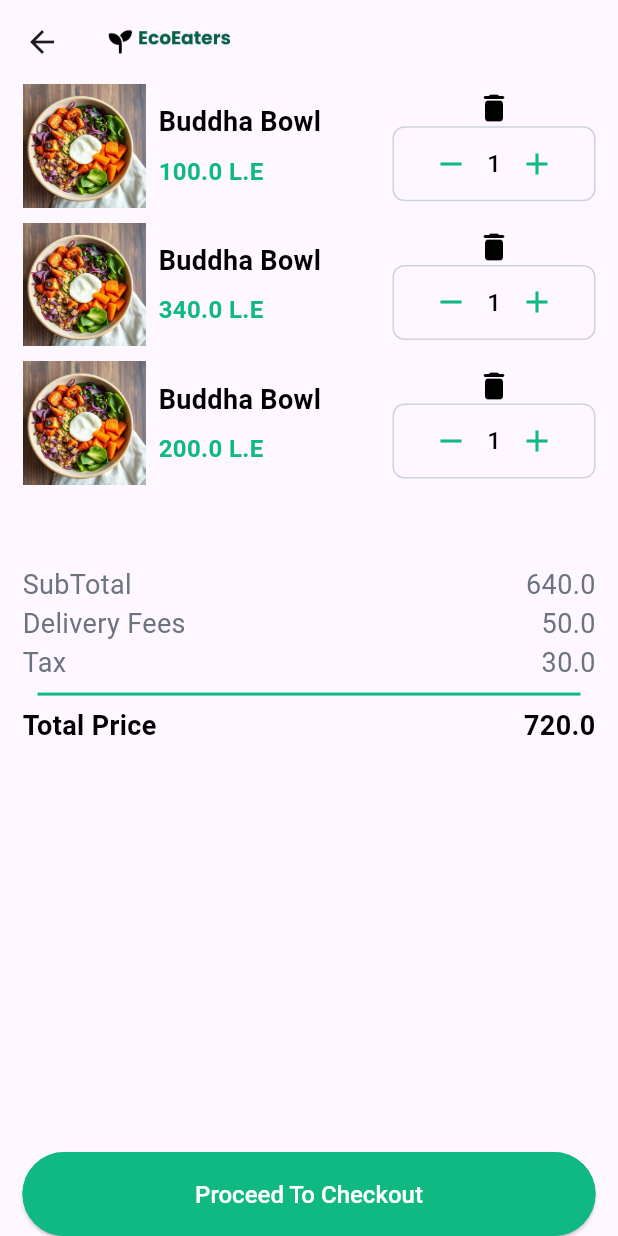
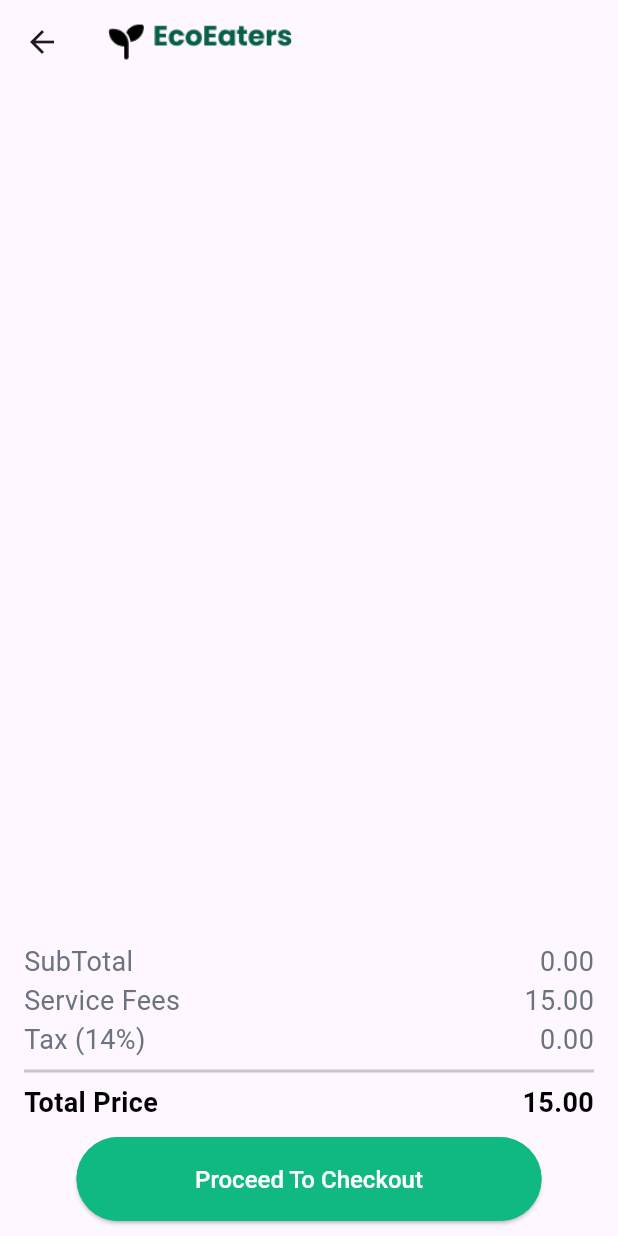
Before and after one commit to Faridaessam1/eco, a Flutter app: the CartTab screen opened directly, on a phone screen of 412 x 824 dp. Run offline on Flutter 3.47's test engine with Material 3 defaults, Android fonts, the phone set to English and light mode, and no system bars; our stand-ins replace animated_custom_dropdown, bot_toast, cloud_firestore, firebase_auth, firebase_core, flutter_easyloading and 4 more; accounts and stored records are empty; generated files the repository leaves out were written again.

Commit message:
finish cart logic

```diff
--- a/lib/ui/customer/cartTab/cart_tab.dart
+++ b/lib/ui/customer/cartTab/cart_tab.dart
@@ -1,189 +1,81 @@
-
 import 'package:eco_eaters_app_3/ui/customer/cartTab/widgets/food_card_widget.dart';
 import 'package:flutter/material.dart';
-
-import '../../../Data/food_card_in_cart_tab_data.dart';
+import 'package:provider/provider.dart';
 import '../../../core/constants/app_assets.dart';
 import '../../../core/constants/app_colors.dart';
+import '../../../core/providers/cart_provider.dart';
 import '../../../core/widgets/custom_elevated_button.dart';
 
-class CartTab extends StatefulWidget {
+class CartTab extends StatelessWidget {
+  @override
+  Widget build(BuildContext context) {
+    final cartProvider = Provider.of<CartProvider>(context);
+    final cardData = cartProvider.cartItems;
 
+    var height = MediaQuery.of(context).size.height;
+    double subtotal = cartProvider.subtotal;
 
-  @override
-  State<CartTab> createState() => _CartTabState();
+    // Dynamic service fee calculation
+    double serviceFees;
+    if (subtotal < 100) {
+      serviceFees = 15;
+    } else if (subtotal < 200) {
+      serviceFees = 20;
+    } else {
+      serviceFees = 35;
     }
 
-class _CartTabState extends State<CartTab> {
-List<FoodCardInCartTabData> cardData=[
-    FoodCardInCartTabData(
-      foodImgPath: AppAssets.recentlyAddedImg,
-      foodName: "Buddha Bowl",
-      foodPrice:100,
-      foodQuantity: 1,
-    ),
-  FoodCardInCartTabData(
-      foodImgPath: AppAssets.recentlyAddedImg,
-      foodName: "Buddha Bowl",
-      foodPrice:340,
-      foodQuantity: 1,
-    ),
-  FoodCardInCartTabData(
-      foodImgPath: AppAssets.recentlyAddedImg,
-      foodName: "Buddha Bowl",
-      foodPrice:200,
-      foodQuantity: 1,
-    ),
-  ];
-  void increment(int index) {
-    setState(() {
-      cardData[index].foodQuantity++;
+    double tax = subtotal * 0.14;
+    double totalPrice = subtotal + serviceFees + tax;
 
-    });
-  }
-
-  void decrement(int index) {
-      setState(() {
-        cardData[index].foodQuantity--;
-      });
-
-  }
-double calculateSubtotal() {
-  return cardData.fold(
-           0,
-          (sum, item) => sum + (item.foodQuantity * item.foodPrice));
-}
-
-  @override
-  Widget build(BuildContext context) {
-    var height = MediaQuery.of(context).size.height;
-    double subtotal = calculateSubtotal();
-    double deliveryFees = 50;
-    double tax = 30;
-    double totalPrice = subtotal + deliveryFees + tax;
     return Scaffold(
       appBar: AppBar(
         title: Image.asset(
           AppAssets.appLogo,
-          height: height * 0.02,
+          height: height * 0.03,
         ),
       ),
-      body: Padding(
-        padding: const EdgeInsets.symmetric(horizontal: 15),
-        child: Column(
-          crossAxisAlignment: CrossAxisAlignment.start,
+      body: Column(
         children: [
+          // Cart items list takes remaining available height
           Expanded(
+            child: Padding(
+              padding: const EdgeInsets.symmetric(horizontal: 5),
               child: ListView.separated(
                 itemBuilder: (BuildContext context, int index) =>
                     FoodCardWidget(
                   foodData: cardData[index],
-                  onIncrement:() => increment(index),
-                  onDecrement:() => decrement(index),
+                  onIncrement: () => cartProvider.increment(index),
+                  onDecrement: () => cartProvider.decrement(index),
+                  onDelete: () => cartProvider.removeFromCart(index),
                 ),
-                separatorBuilder: (BuildContext context, int index) => SizedBox(height: 10,),
+                separatorBuilder: (BuildContext context, int index) =>
+                    const SizedBox(height: 10),
                 itemCount: cardData.length,
               ),
             ),
-            SizedBox(
-              height: height * 0.06,
           ),
-            Row(
+
+          // Price summary and checkout button fixed at bottom
+          SafeArea(
+            child: Padding(
+              padding: const EdgeInsets.symmetric(horizontal: 16, vertical: 10),
+              child: Column(
+                crossAxisAlignment: CrossAxisAlignment.start,
                 children: [
-                Text(
-                  "SubTotal",
-                  style: TextStyle(
-                    color: AppColors.darkGrey,
-                    fontWeight: FontWeight.w400,
-                    fontSize: 18,
+                  _buildRow("SubTotal", subtotal),
+                  _buildRow("Service Fees", serviceFees),
+                  _buildRow("Tax (14%)", tax),
+                  const Divider(
+                    thickness: 2,
                   ),
-                ),
-                Spacer(),
-                Text(subtotal.toString(),
-                  style: TextStyle(
-                    color: AppColors.darkGrey,
-                    fontWeight: FontWeight.w400,
-                    fontSize: 18,
-                  ),
-                ),
-              ],
-            ),
-            Row(
-              children: [
-                Text(
-                  "Delivery Fees",
-                  style: TextStyle(
-                    color: AppColors.darkGrey,
-                    fontWeight: FontWeight.w400,
-                    fontSize: 18,
-                  ),
-                ),
-                Spacer(),
-                Text(
-                  deliveryFees.toString(),
-                  style: TextStyle(
-                    color: AppColors.darkGrey,
-                    fontWeight: FontWeight.w400,
-                    fontSize: 18,
-                  ),
-                ),
-              ],
-            ),
-            Row(
-              children: [
-                Text(
-                  "Tax",
-                  style: TextStyle(
-                    color: AppColors.darkGrey,
-                    fontWeight: FontWeight.w400,
-                    fontSize: 18,
-                  ),
-                ),
-                Spacer(),
-                Text(
-                  tax.toString(),
-                  style: TextStyle(
-                    color: AppColors.darkGrey,
-                    fontWeight: FontWeight.w400,
-                    fontSize: 18,
-                  ),
-                ),
-              ],
-            ),
-            Divider(
-              color: AppColors.primaryColor,
-              thickness: 2,
-              indent: 10,
-              endIndent: 10,
-            ),
-            Row(
-              children: [
-                Text(
-                  "Total Price",
-                  style: TextStyle(
-                    color: AppColors.black,
-                    fontWeight: FontWeight.bold,
-                    fontSize: 18,
-                  ),
-                ),
-                Spacer(),
-                Text(
-                 totalPrice.toString(),
-                  style: TextStyle(
-                    color: AppColors.black,
-                    fontWeight: FontWeight.bold,
-                    fontSize: 18,
-                  ),
-                ),
-              ],
-            ),
-            Spacer(),
-            Row(
-              children: [
-                Expanded(
+                  _buildRow("Total Price", totalPrice,
+                      isBold: true, color: AppColors.black),
+                  const SizedBox(height: 10),
+                  Center(
                     child: CustomElevatedButton(
                       onPressed: () {
-                      print("");
+                        print("Proceed to checkout");
                       },
                       text: "Proceed To Checkout",
                       buttonColor: AppColors.primaryColor,
@@ -195,9 +87,35 @@ double calculateSubtotal() {
                   ),
                 ],
               ),
+            ),
+          ),
         ],
-        ),
       ),
     );
   }
+
+  Widget _buildRow(String label, double value,
+      {bool isBold = false, Color? color}) {
+    return Row(
+      children: [
+        Text(
+          label,
+          style: TextStyle(
+            color: color ?? AppColors.darkGrey,
+            fontWeight: isBold ? FontWeight.bold : FontWeight.w400,
+            fontSize: 18,
+          ),
+        ),
+        const Spacer(),
+        Text(
+          value.toStringAsFixed(2),
+          style: TextStyle(
+            color: color ?? AppColors.darkGrey,
+            fontWeight: isBold ? FontWeight.bold : FontWeight.w400,
+            fontSize: 18,
+          ),
+        ),
+      ],
+    );
   }
+}
--- a/lib/ui/customer/cartTab/widgets/food_card_widget.dart
+++ b/lib/ui/customer/cartTab/widgets/food_card_widget.dart
@@ -8,12 +8,14 @@ class FoodCardWidget extends StatelessWidget {
   final FoodCardInCartTabData foodData;
   final VoidCallback onIncrement;
   final VoidCallback onDecrement;
+  final VoidCallback onDelete;
 
   const FoodCardWidget({
     Key? key,
     required this.foodData,
     required this.onIncrement,
     required this.onDecrement,
+    required this.onDelete,
   }) : super(key: key);
 
   @override
@@ -25,10 +27,18 @@ class FoodCardWidget extends StatelessWidget {
       children: [
         Image.asset(
           foodData.foodImgPath,
-          height: height * 0.10,
+          width: 80,
+          height: 80,
+          fit: BoxFit.cover,
+          errorBuilder: (context, error, stackTrace) {
+            return Icon(Icons.error, color: Colors.red);
+          },
         ),
-        SizedBox(width: width * 0.02),
-        Column(
+        SizedBox(width: width * 0.01),
+
+
+        Expanded(
+          child: Column(
             crossAxisAlignment: CrossAxisAlignment.start,
             children: [
               Text(
@@ -38,6 +48,7 @@ class FoodCardWidget extends StatelessWidget {
                   fontWeight: FontWeight.w600,
                   fontSize: 18,
                 ),
+                overflow: TextOverflow.ellipsis,
               ),
               SizedBox(height: height * 0.01),
               Text(
@@ -50,24 +61,29 @@ class FoodCardWidget extends StatelessWidget {
               ),
             ],
           ),
-        Spacer(),
+        ),
+
+        SizedBox(width: 8),
+
         Column(
           children: [
-            Icon(
-              Icons.delete_rounded,
+            IconButton(
+              onPressed: onDelete,
+              icon: Icon(Icons.delete_rounded, size: 20),
               color: AppColors.black,
             ),
             Container(
-              padding: EdgeInsets.symmetric(horizontal: 14),
+              padding: EdgeInsets.symmetric(horizontal: 6),
               decoration: BoxDecoration(
                 borderRadius: BorderRadius.circular(8),
                 border: Border.all(width: 1, color: AppColors.grey),
               ),
               child: Row(
+                mainAxisSize: MainAxisSize.min,
                 children: [
                   IconButton(
                     onPressed: onDecrement,
-                    icon: Icon(Icons.remove),
+                    icon: Icon(Icons.remove, size: 18),
                     color: AppColors.primaryColor,
                   ),
                   Text(
@@ -80,7 +96,7 @@ class FoodCardWidget extends StatelessWidget {
                   ),
                   IconButton(
                     onPressed: onIncrement,
-                    icon: Icon(Icons.add),
+                    icon: Icon(Icons.add, size: 18),
                     color: AppColors.primaryColor,
                   ),
                 ],
--- a/pubspec.yaml
+++ b/pubspec.yaml
@@ -49,6 +49,7 @@ dependencies:
   google_sign_in: ^6.3.0
   cloud_firestore:
   flutter_rating_bar:
+  provider:
 
 
 
```
Also changed, not shown: lib/core/FirebaseServices/firebase_auth.dart (+5 -5 lines), lib/core/providers/cart_provider.dart (added, +48 -0 lines), lib/main.dart (+11 -3 lines), lib/ui/customer/widgets/food_item_card.dart (+6 -1 lines), pubspec.lock. Lines whose indentation alone changed are shown as unchanged.
